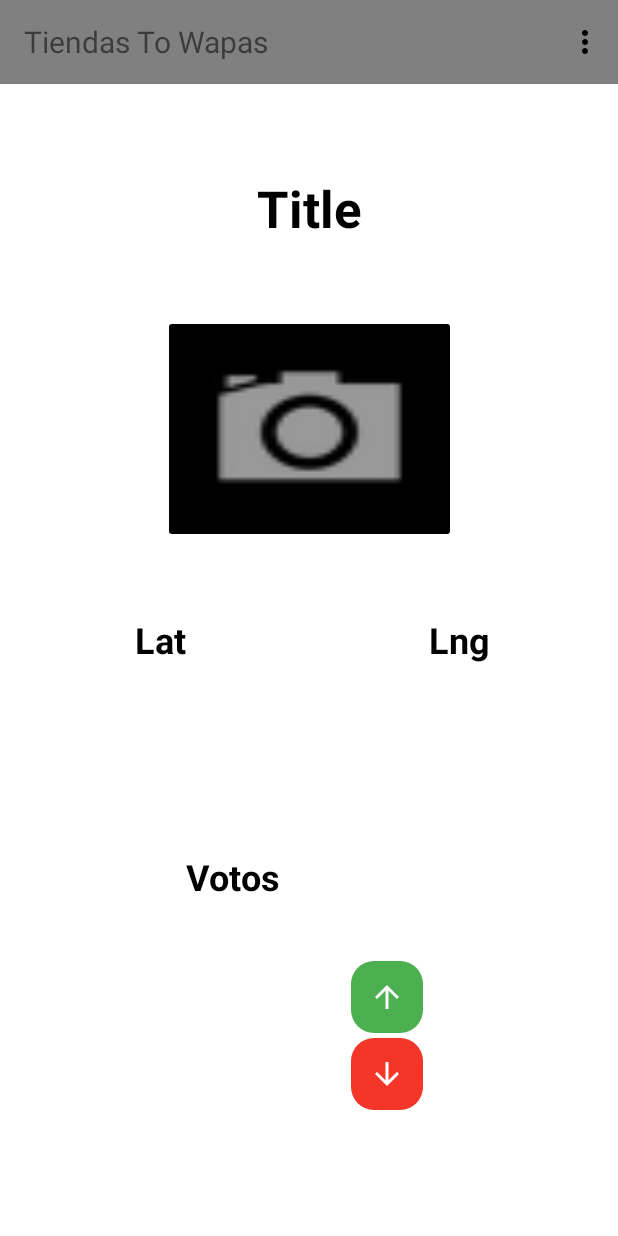
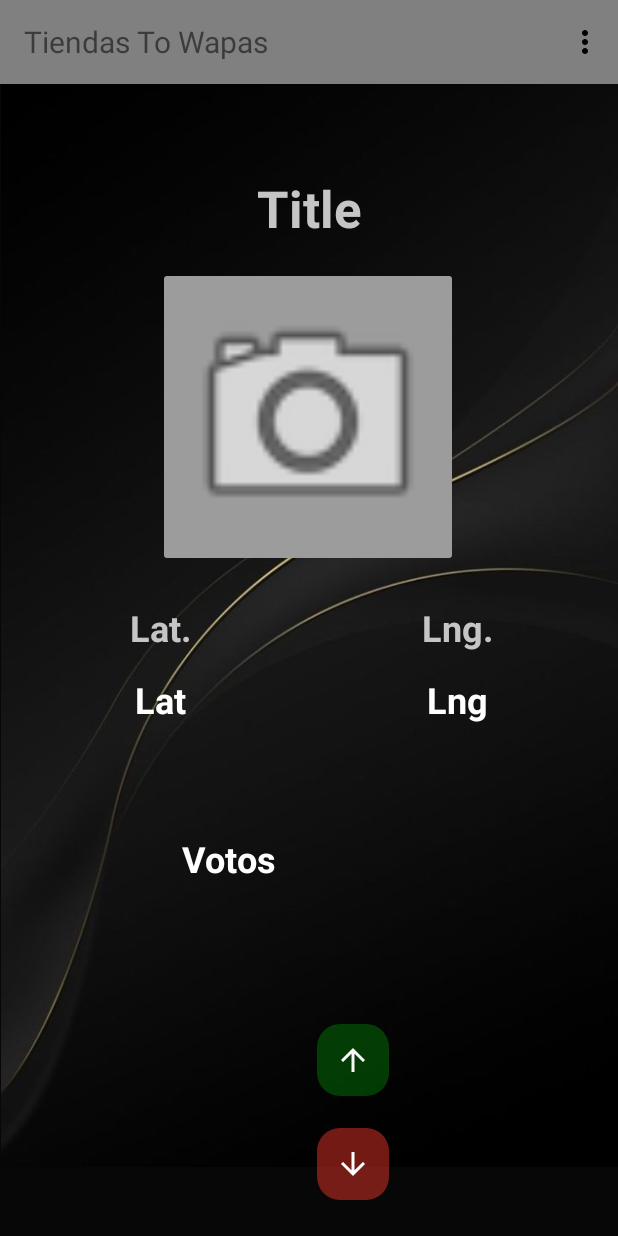
Before and after one commit to JCamisama/Grupal_Android, an Android app: the ShopActivity screen opened directly, with no data from a screen before it, on a phone screen of 412 x 824 dp. Run offline under Robolectric (Android 15) with nearby library versions, the phone set to English and light mode, and no system bars; 4 statements that could not run were skipped.

Commit message:
Mejora visual de ShopActivity.xml y recogida de votos por tienda

```diff
--- a/app/src/main/java/com/example/grupal_android/ShopActivity.java
+++ b/app/src/main/java/com/example/grupal_android/ShopActivity.java
@@ -22,6 +22,7 @@ import android.widget.ImageButton;
 import android.widget.ImageView;
 import android.widget.TextView;
 
+import com.example.grupal_android.workers.GetPuntuationShopWorker;
 import com.example.grupal_android.workers.InsertarFotoWorker;
 import com.example.grupal_android.workers.ShopPhotoWorker;
 
@@ -60,6 +61,7 @@ public class ShopActivity extends MainActivity {
             botonImagen.setImageBitmap(bitmapredimensionado);
         }
         this.loadImage();
+        this.getPuntuation();
 
     }
 
@@ -207,4 +209,27 @@ public class ShopActivity extends MainActivity {
         WorkManager.getInstance(this).enqueue(otwr);
     }
 
+    private void getPuntuation(){
+        Data datos = new Data.Builder()
+                .putString("nameFranchise", nameFranchise)
+                .putString("lat", lat)
+                .putString("lng", lng)
+                .build();
+        OneTimeWorkRequest otwr = new OneTimeWorkRequest.Builder(GetPuntuationShopWorker.class).setInputData(datos).build();
+        WorkManager.getInstance(this).getWorkInfoByIdLiveData(otwr.getId())
+                .observe(this, new Observer<WorkInfo>() {
+                    @Override
+                    public void onChanged(WorkInfo workInfo) {
+                        if (workInfo != null && workInfo.getState().isFinished()) {
+                            if (workInfo != null && workInfo.getState().isFinished()) {
+                                TextView votos = findViewById(R.id.votesLabel);
+                                String puntos = workInfo.getOutputData().getString("puntuation");
+                                votos.setText(puntos);
+                            }
+                        }
+                    }
+                });
+        WorkManager.getInstance(this).enqueue(otwr);
+    }
+
 }
--- a/app/src/main/java/com/example/grupal_android/utils/GlobalVariablesUtil.java
+++ b/app/src/main/java/com/example/grupal_android/utils/GlobalVariablesUtil.java
@@ -32,6 +32,7 @@ public class GlobalVariablesUtil {
     public static final String INSERT_IMAGE = "insertarFoto.php";
     public static final String INSERT_SHOP = "insertarTienda.php";
     public static final String GET_SHOP_PHOTO = "get_shop_photo.php";
+    public static final String GET_SHOP_PUNTUATION = "get_shop_puntuation.php";
     public static final String GET_UBIS = "getUbis.php";
 
     // Comunicación de Workers e Intents
--- /dev/null
+++ b/app/src/main/java/com/example/grupal_android/workers/GetPuntuationShopWorker.java
@@ -0,0 +1,94 @@
+package com.example.grupal_android.workers;
+
+
+
+import static com.example.grupal_android.utils.GlobalVariablesUtil.FRANCHISE_NAME;
+
+import android.content.Context;
+import android.graphics.Bitmap;
+import android.graphics.BitmapFactory;
+import android.util.Base64;
+import android.util.Log;
+
+import androidx.annotation.NonNull;
+import androidx.work.Data;
+import androidx.work.Worker;
+import androidx.work.WorkerParameters;
+
+import com.example.grupal_android.managers.FranchiseManager;
+import com.example.grupal_android.models.Franchise;
+import com.example.grupal_android.utils.GlobalVariablesUtil;
+
+import org.json.JSONException;
+import org.json.JSONObject;
+
+import java.io.BufferedInputStream;
+import java.io.BufferedReader;
+import java.io.IOException;
+import java.io.InputStreamReader;
+import java.io.PrintWriter;
+import java.net.HttpURLConnection;
+import java.net.MalformedURLException;
+import java.net.URL;
+
+public class GetPuntuationShopWorker extends Worker {
+    public GetPuntuationShopWorker(@NonNull Context context, @NonNull WorkerParameters workerParams) {
+        super(context, workerParams);
+    }
+
+    /**
+     * Método encargado en llamar al php encargado de conseguir el todos los atributos de una franquicia por el nombre de la misma
+     */
+
+    @NonNull
+    @Override
+    public Result doWork() {
+        //String direccion = GlobalVariablesUtil.REMOTE_SERVER+"/"+GlobalVariablesUtil.GET_SHOP_PUNTUATION;
+        String direccion = "http://ec2-52-56-170-196.eu-west-2.compute.amazonaws.com/jmartin213/WEB"+"/"+GlobalVariablesUtil.GET_SHOP_PUNTUATION;
+        HttpURLConnection urlConnection;
+        String nameFranchise = getInputData().getString("nameFranchise");
+        String lat = getInputData().getString("lat");
+        String lng = getInputData().getString("lng");
+        Log.d("all", nameFranchise);
+        Log.d("all", lat);
+        Log.d("all", lng);
+        String parametros = "nameFranchise="+nameFranchise+"&lat="+lat+"&lng="+lng;
+
+        try {
+            URL destino = new URL(direccion);
+            urlConnection = (HttpURLConnection) destino.openConnection();
+            urlConnection.setConnectTimeout(5000);
+            urlConnection.setReadTimeout(5000);
+            urlConnection.setRequestMethod("POST");
+            urlConnection.setDoOutput(true);
+            urlConnection.setRequestProperty("Content-Type", "application/x-www-form-urlencoded");
+            PrintWriter out = new PrintWriter(urlConnection.getOutputStream());
+            out.print(parametros);
+            out.close();
+            int statusCode = urlConnection.getResponseCode();
+            if (statusCode == 200) {
+                BufferedInputStream inputStream = new BufferedInputStream(urlConnection.getInputStream());
+                BufferedReader bufferedReader = new BufferedReader(new InputStreamReader(inputStream, "UTF-8"));
+                String line, result = "";
+                while ((line = bufferedReader.readLine()) != null) {
+                    result += line;
+                }
+                inputStream.close();
+
+                Data resultados = new Data.Builder()
+                        .putString("puntuation",result)
+                        .build();
+
+                return Result.success(resultados);
+            }
+
+        } catch (MalformedURLException e) {
+            e.printStackTrace();
+        } catch (IOException e) {
+            e.printStackTrace();
+        }
+
+        return Result.failure();
+    }
+
+}
--- a/app/src/main/res/layout-land/activity_shop.xml
+++ b/app/src/main/res/layout-land/activity_shop.xml
@@ -4,74 +4,57 @@
     xmlns:tools="http://schemas.android.com/tools"
     android:layout_width="match_parent"
     android:layout_height="match_parent"
+    android:background="@color/black_2"
     tools:context=".ShopActivity">
+
+    <ImageView
+        android:id="@+id/imageView12"
+        android:layout_width="731dp"
+        android:layout_height="411dp"
+        app:layout_constraintBottom_toBottomOf="parent"
+        app:layout_constraintEnd_toEndOf="parent"
+        app:layout_constraintStart_toStartOf="parent"
+        app:layout_constraintTop_toTopOf="parent"
+        app:srcCompat="@drawable/fondo_horizontal" />
+
+    <include
+        android:id="@+id/include"
+        layout="@layout/toolbar"
+        android:layout_width="0dp"
+        android:layout_height="929dp"
+        app:layout_constraintEnd_toEndOf="parent"
+        app:layout_constraintHorizontal_bias="0.0"
+        app:layout_constraintStart_toStartOf="parent"
+        app:layout_constraintTop_toTopOf="parent" />
 
     <ImageButton
         android:id="@+id/imageButton"
-        android:layout_width="195dp"
-        android:layout_height="152dp"
-        android:layout_marginTop="48dp"
+        android:layout_width="200dp"
+        android:layout_height="200dp"
+        android:layout_marginTop="12dp"
+        android:backgroundTint="#9C9C9C"
         android:contentDescription="@string/app_name"
+        android:onClick="onClickImagen"
+        android:scaleType="fitXY"
         app:layout_constraintEnd_toEndOf="parent"
-        app:layout_constraintHorizontal_bias="0.52"
+        app:layout_constraintHorizontal_bias="0.497"
         app:layout_constraintStart_toStartOf="parent"
         app:layout_constraintTop_toBottomOf="@+id/shopTitleLabel"
         app:srcCompat="@android:drawable/ic_menu_camera" />
-
-    <ImageButton
-        android:id="@+id/unlikeButton"
-        android:layout_width="48dp"
-        android:layout_height="48dp"
-        android:layout_marginStart="29dp"
-        android:layout_marginEnd="60dp"
-        android:layout_marginBottom="140dp"
-        android:background="@drawable/rounded_shape"
-        android:backgroundTint="#F33628"
-        android:contentDescription="@string/app_name"
-        android:minHeight="48dp"
-        android:rotation="-90"
-        app:layout_constraintBottom_toBottomOf="parent"
-        app:layout_constraintEnd_toEndOf="parent"
-        app:layout_constraintHorizontal_bias="1.0"
-        app:layout_constraintStart_toEndOf="@+id/votesLabel"
-        app:srcCompat="?attr/homeAsUpIndicator"
-        app:tint="#FFFFFF" />
-
-    <ImageButton
-        android:id="@+id/likeButton"
-        android:layout_width="48dp"
-        android:layout_height="48dp"
-        android:layout_marginStart="33dp"
-        android:layout_marginEnd="56dp"
-        android:layout_marginBottom="72dp"
-        android:background="@drawable/rounded_shape"
-        android:backgroundTint="#4CAF50"
-        android:contentDescription="@string/default_web_client_id"
-        android:minHeight="48dp"
-        android:rotation="90"
-        android:rotationX="0"
-        android:rotationY="0"
-        app:layout_constraintBottom_toBottomOf="@+id/unlikeButton"
-        app:layout_constraintEnd_toEndOf="parent"
-        app:layout_constraintHorizontal_bias="0.0"
-        app:layout_constraintStart_toEndOf="@+id/votesLabel"
-        app:srcCompat="?attr/homeAsUpIndicator"
-        app:tint="#F8F8F8" />
 
     <TextView
         android:id="@+id/shopTitleLabel"
         android:layout_width="307dp"
         android:layout_height="50dp"
         android:layout_marginStart="24dp"
-        android:layout_marginTop="56dp"
+        android:layout_marginTop="60dp"
         android:layout_marginEnd="24dp"
         android:text="Title"
         android:textAlignment="center"
-        android:textColor="@color/black"
+        android:textColor="@color/grey_200"
         android:textSize="34sp"
         android:textStyle="bold"
         app:layout_constraintEnd_toEndOf="parent"
-        app:layout_constraintHorizontal_bias="0.529"
         app:layout_constraintStart_toStartOf="parent"
         app:layout_constraintTop_toTopOf="parent" />
 
@@ -81,52 +64,117 @@
         android:layout_height="48dp"
         android:layout_marginStart="24dp"
         android:layout_marginEnd="24dp"
-        android:layout_marginBottom="72dp"
-        android:numeric="decimal"
         android:text="Lat"
         android:textAlignment="center"
-        android:textColor="@color/black"
+        android:textColor="@color/white"
         android:textSize="24sp"
         android:textStyle="bold"
-        app:layout_constraintBottom_toBottomOf="@+id/lngShopLabel"
         app:layout_constraintEnd_toEndOf="parent"
-        app:layout_constraintHorizontal_bias="0.063"
-        app:layout_constraintStart_toStartOf="parent" />
+        app:layout_constraintHorizontal_bias="0.0"
+        app:layout_constraintStart_toStartOf="parent"
+        app:layout_constraintTop_toBottomOf="@+id/latShopText" />
+
+    <TextView
+        android:id="@+id/latShopText"
+        android:layout_width="166dp"
+        android:layout_height="48dp"
+        android:layout_marginStart="24dp"
+        android:layout_marginTop="60dp"
+        android:layout_marginEnd="24dp"
+        android:text="Lat."
+        android:textAlignment="center"
+        android:textColor="@color/grey_200"
+        android:textSize="24sp"
+        android:textStyle="bold"
+        app:layout_constraintEnd_toEndOf="parent"
+        app:layout_constraintHorizontal_bias="0.0"
+        app:layout_constraintStart_toStartOf="parent"
+        app:layout_constraintTop_toBottomOf="@+id/shopTitleLabel" />
 
     <TextView
         android:id="@+id/votesLabel"
         android:layout_width="94dp"
         android:layout_height="48dp"
-        android:layout_marginStart="24dp"
-        android:layout_marginTop="196dp"
-        android:layout_marginEnd="24dp"
+        android:layout_marginTop="9dp"
+        android:layout_marginEnd="18dp"
         android:numeric="integer"
         android:text="Votos"
         android:textAlignment="center"
-        android:textColor="@color/black"
+        android:textColor="@color/white"
         android:textSize="24sp"
         android:textStyle="bold"
-        app:layout_constraintEnd_toEndOf="parent"
-        app:layout_constraintHorizontal_bias="0.808"
-        app:layout_constraintStart_toStartOf="parent"
-        app:layout_constraintTop_toTopOf="parent" />
+        app:layout_constraintBottom_toBottomOf="parent"
+        app:layout_constraintEnd_toStartOf="@+id/likeButton"
+        app:layout_constraintTop_toBottomOf="@+id/imageButton"
+        app:layout_constraintVertical_bias="0.0" />
 
     <TextView
         android:id="@+id/lngShopLabel"
         android:layout_width="164dp"
         android:layout_height="48dp"
         android:layout_marginStart="24dp"
-        android:layout_marginTop="244dp"
         android:layout_marginEnd="24dp"
-        android:numeric="decimal"
         android:text="Lng"
         android:textAlignment="center"
-        android:textColor="@color/black"
+        android:textColor="@color/white"
         android:textSize="24sp"
         android:textStyle="bold"
         app:layout_constraintEnd_toEndOf="parent"
-        app:layout_constraintHorizontal_bias="0.067"
+        app:layout_constraintHorizontal_bias="0.98"
         app:layout_constraintStart_toStartOf="parent"
-        app:layout_constraintTop_toTopOf="parent" />
+        app:layout_constraintTop_toBottomOf="@+id/lngShopText" />
 
+    <TextView
+        android:id="@+id/lngShopText"
+        android:layout_width="164dp"
+        android:layout_height="48dp"
+        android:layout_marginStart="24dp"
+        android:layout_marginTop="60dp"
+        android:layout_marginEnd="24dp"
+        android:text="Lng."
+        android:textAlignment="center"
+        android:textColor="@color/grey_200"
+        android:textSize="24sp"
+        android:textStyle="bold"
+        app:layout_constraintEnd_toEndOf="parent"
+        app:layout_constraintHorizontal_bias="0.98"
+        app:layout_constraintStart_toStartOf="parent"
+        app:layout_constraintTop_toBottomOf="@+id/shopTitleLabel" />
+
+    <ImageButton
+        android:id="@+id/likeButton"
+        android:layout_width="48dp"
+        android:layout_height="48dp"
+        android:layout_marginTop="8dp"
+        android:layout_marginEnd="12dp"
+        android:background="@drawable/rounded_shape"
+        android:backgroundTint="#5604AA09"
+        android:contentDescription="@string/default_web_client_id"
+        android:minHeight="48dp"
+        android:rotation="90"
+        android:rotationX="0"
+        android:rotationY="0"
+        app:layout_constraintEnd_toStartOf="@+id/unlikeButton"
+        app:layout_constraintTop_toBottomOf="@+id/imageButton"
+        app:srcCompat="?attr/homeAsUpIndicator"
+        app:tint="#F8F8F8" />
+
+    <ImageButton
+        android:id="@+id/unlikeButton"
+        android:layout_width="48dp"
+        android:layout_height="48dp"
+        android:layout_marginTop="9dp"
+        android:layout_marginEnd="256dp"
+        android:layout_marginBottom="32dp"
+        android:background="@drawable/rounded_shape"
+        android:backgroundTint="#79F33628"
+        android:contentDescription="@string/app_name"
+        android:minHeight="48dp"
+        android:rotation="-90"
+        app:layout_constraintBottom_toBottomOf="parent"
+        app:layout_constraintEnd_toEndOf="parent"
+        app:layout_constraintTop_toBottomOf="@+id/imageButton"
+        app:layout_constraintVertical_bias="0.0"
+        app:srcCompat="?attr/homeAsUpIndicator"
+        app:tint="#FFFFFF" />
 </androidx.constraintlayout.widget.ConstraintLayout>
--- a/app/src/main/res/layout/activity_shop.xml
+++ b/app/src/main/res/layout/activity_shop.xml
@@ -4,7 +4,18 @@
     xmlns:tools="http://schemas.android.com/tools"
     android:layout_width="match_parent"
     android:layout_height="match_parent"
+    android:background="@color/black_2"
     tools:context=".ShopActivity">
+
+    <ImageView
+        android:id="@+id/imageView11"
+        android:layout_width="411dp"
+        android:layout_height="731dp"
+        app:layout_constraintBottom_toBottomOf="parent"
+        app:layout_constraintEnd_toEndOf="parent"
+        app:layout_constraintStart_toStartOf="parent"
+        app:layout_constraintTop_toTopOf="parent"
+        app:srcCompat="@drawable/fondo" />
 
     <include
         android:id="@+id/include"
@@ -18,13 +29,15 @@
 
     <ImageButton
         android:id="@+id/imageButton"
-        android:layout_width="195dp"
-        android:layout_height="152dp"
-        android:layout_marginTop="44dp"
+        android:layout_width="200dp"
+        android:layout_height="200dp"
+        android:layout_marginTop="12dp"
+        android:backgroundTint="#9C9C9C"
         android:contentDescription="@string/app_name"
         android:onClick="onClickImagen"
         android:scaleType="fitXY"
         app:layout_constraintEnd_toEndOf="parent"
+        app:layout_constraintHorizontal_bias="0.497"
         app:layout_constraintStart_toStartOf="parent"
         app:layout_constraintTop_toBottomOf="@+id/shopTitleLabel"
         app:srcCompat="@android:drawable/ic_menu_camera" />
@@ -38,7 +51,7 @@
         android:layout_marginEnd="24dp"
         android:text="Title"
         android:textAlignment="center"
-        android:textColor="@color/black"
+        android:textColor="@color/grey_200"
         android:textSize="34sp"
         android:textStyle="bold"
         app:layout_constraintEnd_toEndOf="parent"
@@ -50,11 +63,11 @@
         android:layout_width="166dp"
         android:layout_height="48dp"
         android:layout_marginStart="24dp"
-        android:layout_marginTop="48dp"
+        android:layout_marginTop="72dp"
         android:layout_marginEnd="24dp"
         android:text="Lat"
         android:textAlignment="center"
-        android:textColor="@color/black"
+        android:textColor="@color/white"
         android:textSize="24sp"
         android:textStyle="bold"
         app:layout_constraintEnd_toEndOf="parent"
@@ -63,37 +76,53 @@
         app:layout_constraintTop_toBottomOf="@+id/imageButton" />
 
     <TextView
-        android:id="@+id/votesLabel"
-        android:layout_width="94dp"
+        android:id="@+id/latShopText"
+        android:layout_width="166dp"
         android:layout_height="48dp"
         android:layout_marginStart="24dp"
-        android:layout_marginTop="568dp"
+        android:layout_marginTop="24dp"
         android:layout_marginEnd="24dp"
-        android:numeric="integer"
-        android:text="Votos"
+        android:text="Lat."
         android:textAlignment="center"
-        android:textColor="@color/black"
+        android:textColor="@color/grey_200"
         android:textSize="24sp"
         android:textStyle="bold"
         app:layout_constraintEnd_toEndOf="parent"
-        app:layout_constraintHorizontal_bias="0.312"
+        app:layout_constraintHorizontal_bias="0.0"
         app:layout_constraintStart_toStartOf="parent"
-        app:layout_constraintTop_toTopOf="parent" />
+        app:layout_constraintTop_toBottomOf="@+id/imageButton" />
 
     <TextView
         android:id="@+id/lngShopLabel"
         android:layout_width="164dp"
         android:layout_height="48dp"
         android:layout_marginStart="24dp"
-        android:layout_marginTop="48dp"
+        android:layout_marginTop="72dp"
         android:layout_marginEnd="24dp"
         android:text="Lng"
         android:textAlignment="center"
-        android:textColor="@color/black"
+        android:textColor="@color/white"
         android:textSize="24sp"
         android:textStyle="bold"
         app:layout_constraintEnd_toEndOf="parent"
-        app:layout_constraintHorizontal_bias="1.0"
+        app:layout_constraintHorizontal_bias="0.994"
+        app:layout_constraintStart_toStartOf="parent"
+        app:layout_constraintTop_toBottomOf="@+id/imageButton" />
+
+    <TextView
+        android:id="@+id/lngShopText"
+        android:layout_width="164dp"
+        android:layout_height="48dp"
+        android:layout_marginStart="24dp"
+        android:layout_marginTop="24dp"
+        android:layout_marginEnd="24dp"
+        android:text="Lng."
+        android:textAlignment="center"
+        android:textColor="@color/grey_200"
+        android:textSize="24sp"
+        android:textStyle="bold"
+        app:layout_constraintEnd_toEndOf="parent"
+        app:layout_constraintHorizontal_bias="0.994"
         app:layout_constraintStart_toStartOf="parent"
         app:layout_constraintTop_toBottomOf="@+id/imageButton" />
 
@@ -101,30 +130,52 @@
         android:id="@+id/likeButton"
         android:layout_width="48dp"
         android:layout_height="48dp"
-        android:layout_marginStart="32dp"
-        android:layout_marginBottom="51dp"
+        android:layout_marginStart="12dp"
+        android:layout_marginEnd="152dp"
+        android:layout_marginBottom="21dp"
         android:background="@drawable/rounded_shape"
-        android:backgroundTint="#4CAF50"
+        android:backgroundTint="#5604AA09"
         android:contentDescription="@string/default_web_client_id"
         android:minHeight="48dp"
         android:rotation="90"
         android:rotationX="0"
         android:rotationY="0"
-        app:layout_constraintBottom_toBottomOf="@+id/unlikeButton"
+        app:layout_constraintBottom_toTopOf="@+id/unlikeButton"
         app:layout_constraintEnd_toEndOf="parent"
         app:layout_constraintHorizontal_bias="0.0"
         app:layout_constraintStart_toEndOf="@+id/votesLabel"
+        app:layout_constraintTop_toBottomOf="@+id/lngShopLabel"
+        app:layout_constraintVertical_bias="1.0"
         app:srcCompat="?attr/homeAsUpIndicator"
         app:tint="#F8F8F8" />
+
+    <TextView
+        android:id="@+id/votesLabel"
+        android:layout_width="94dp"
+        android:layout_height="48dp"
+        android:layout_marginStart="24dp"
+        android:layout_marginTop="556dp"
+        android:layout_marginEnd="24dp"
+        android:numeric="integer"
+        android:text="Votos"
+        android:textAlignment="center"
+        android:textColor="@color/white"
+        android:textSize="24sp"
+        android:textStyle="bold"
+        app:layout_constraintEnd_toEndOf="parent"
+        app:layout_constraintHorizontal_bias="0.301"
+        app:layout_constraintStart_toStartOf="parent"
+        app:layout_constraintTop_toTopOf="parent" />
 
     <ImageButton
         android:id="@+id/unlikeButton"
         android:layout_width="48dp"
         android:layout_height="48dp"
-        android:layout_marginStart="32dp"
-        android:layout_marginBottom="84dp"
+        android:layout_marginStart="12dp"
+        android:layout_marginEnd="152dp"
+        android:layout_marginBottom="24dp"
         android:background="@drawable/rounded_shape"
-        android:backgroundTint="#F33628"
+        android:backgroundTint="#79F33628"
         android:contentDescription="@string/app_name"
         android:minHeight="48dp"
         android:rotation="-90"
```
